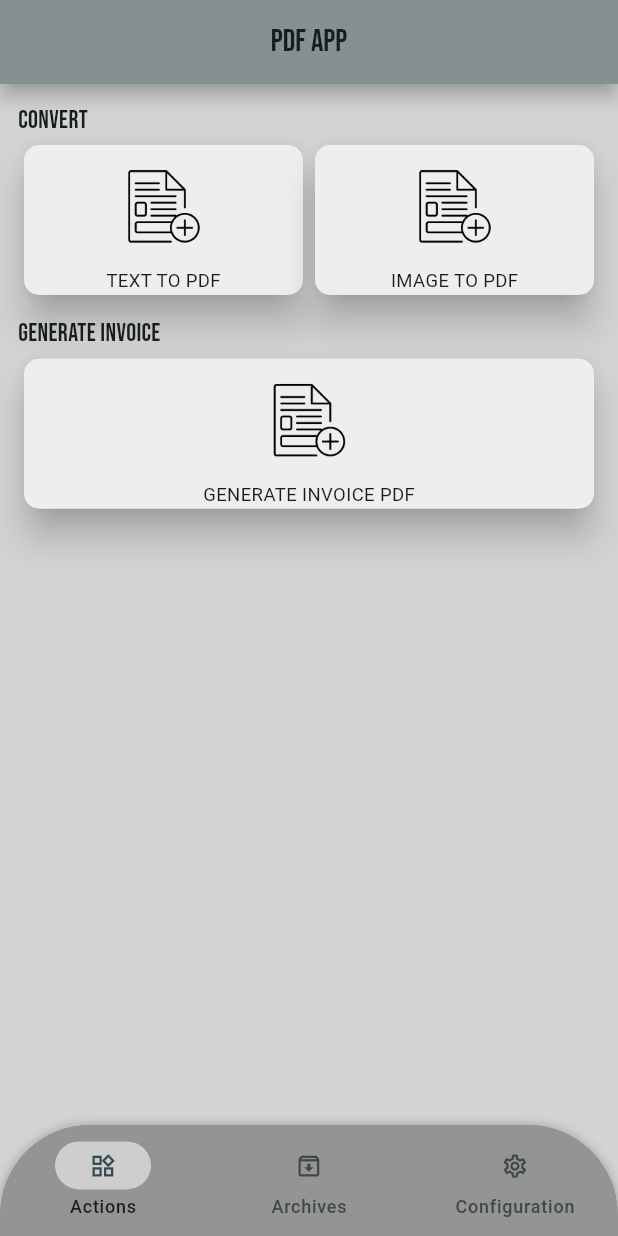
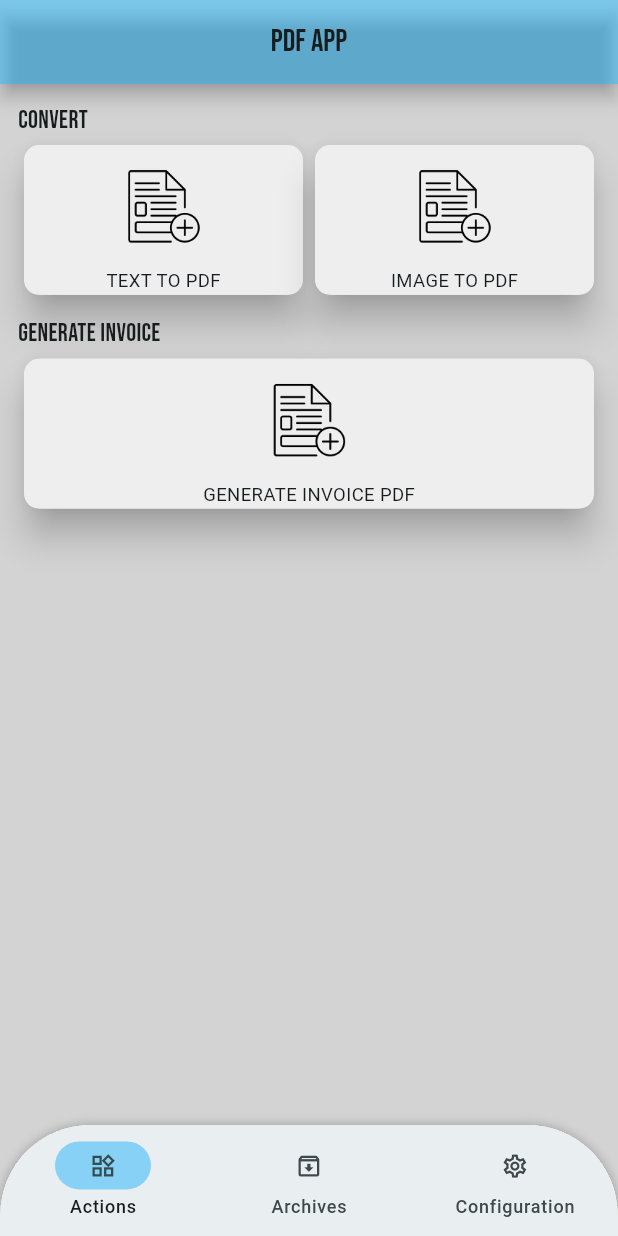
Before and after one commit to Kross26/app_pdf, a Flutter app: the screen it shows after launch, on a phone screen of 412 x 824 dp. Run offline on Flutter 3.47's test engine with Material 3 defaults, Android fonts, the phone set to English and light mode, and no system bars; our stand-ins replace go_router, permission_handler.

Commit message:
minor fixes

```diff
--- a/lib/ui/pages/screens/home_screen.dart
+++ b/lib/ui/pages/screens/home_screen.dart
@@ -26,6 +26,7 @@ class _HomeScreenState extends State<HomeScreen> {
     double screenWidht = MediaQuery.of(context).size.width;
     double screenHeight = MediaQuery.of(context).size.height;
     double iconSize = MediaQuery.of(context).size.width * 0.045;
+    // declaracion variables
     final screens = [
       const HomeView(),
       const ArchivesView(),
@@ -36,7 +37,7 @@ class _HomeScreenState extends State<HomeScreen> {
       //   onPressed: () {},
       //   icon: Icons.archive,
       // ),
-      backgroundColor: Colors.white,
+      // backgroundColor: Colors.white,
       appBar: AppBar(
         title: Center(
           child: Text(
@@ -48,7 +49,7 @@ class _HomeScreenState extends State<HomeScreen> {
             ),
           ),
         ),
-        backgroundColor: const Color.fromRGBO(148, 148, 148, 1),
+        backgroundColor: const Color.fromARGB(106, 0, 166, 255),
         elevation: 5,
         shadowColor: Colors.black,
       ),
@@ -104,9 +105,9 @@ class _HomeScreenState extends State<HomeScreen> {
             ],
 
             animationDuration: const Duration(milliseconds: 400),
-            indicatorColor: Colors.white54,
-            backgroundColor: const Color.fromRGBO(148, 148, 148, 1),
-            shadowColor: Colors.black,
+            indicatorColor: Color.fromARGB(106, 0, 166, 255),
+            // backgroundColor: const Color.fromRGBO(148, 148, 148, 1),
+            // shadowColor: Colors.black,
             selectedIndex: currentIndex,
             // se llama cuando se seleciona una nueva pagina y actualiza "currentIndex" mostrando el titulo correspondiente
             onDestinationSelected: (int index) {
```
